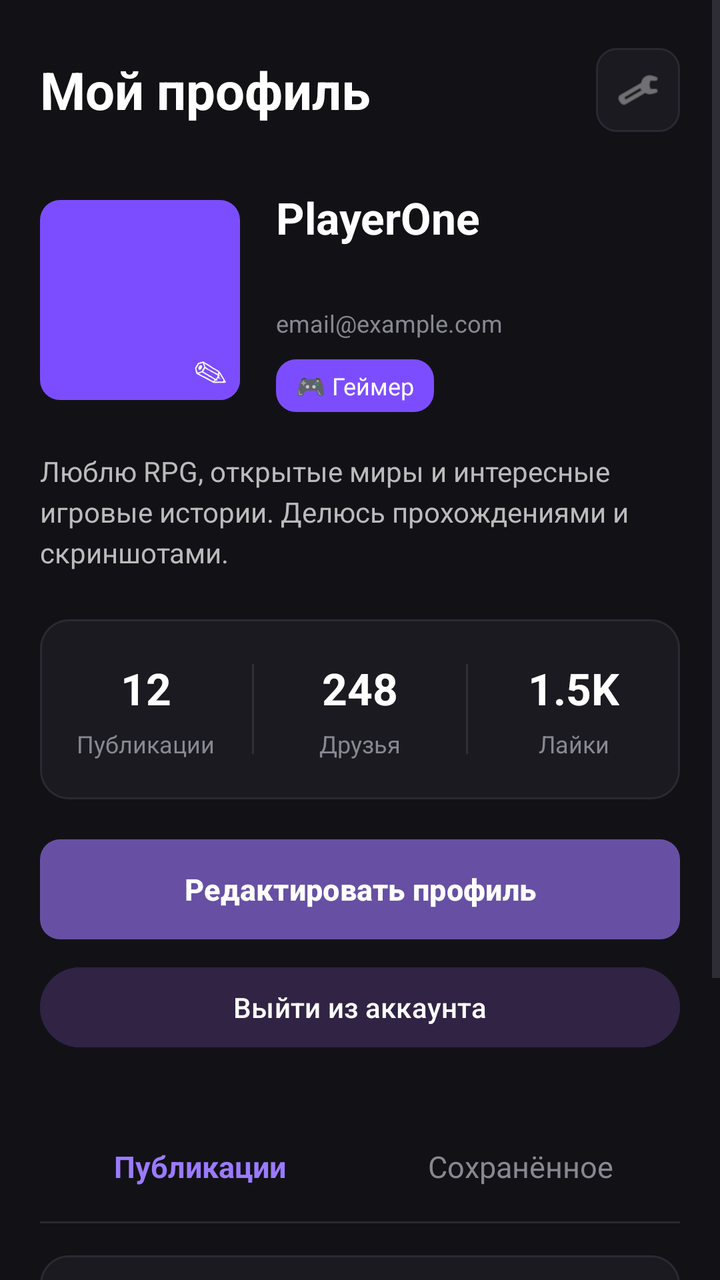
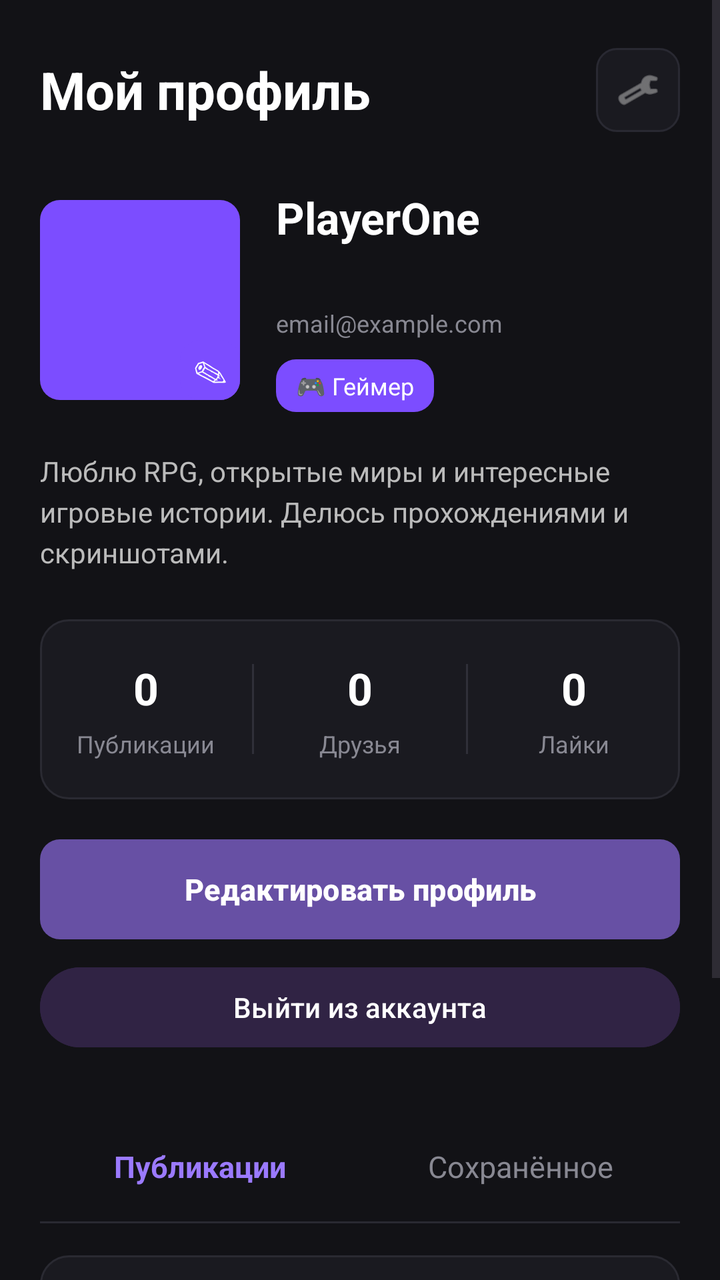

Compare the two renders of this Android layout. The source of the first and the diff that turns it into the second are given below.
<!-- AndroidManifest.xml: application theme Theme.GamerHub -->
<!-- res/layout/screen_profile.xml -->
<?xml version="1.0" encoding="utf-8"?>
<androidx.constraintlayout.widget.ConstraintLayout
    xmlns:android="http://schemas.android.com/apk/res/android"
    xmlns:app="http://schemas.android.com/apk/res-auto"
    android:layout_width="match_parent"
    android:layout_height="match_parent"
    android:background="#121216">

    <ScrollView
        android:layout_width="match_parent"
        android:layout_height="0dp"
        android:fillViewport="true"
        android:clipToPadding="false"
        app:layout_constraintTop_toTopOf="parent"
        app:layout_constraintBottom_toBottomOf="parent">

        <LinearLayout
            android:layout_width="match_parent"
            android:layout_height="wrap_content"
            android:orientation="vertical"
            android:paddingStart="20dp"
            android:paddingEnd="20dp"
            android:paddingTop="24dp"
            android:paddingBottom="30dp">

            

            <LinearLayout
                android:layout_width="match_parent"
                android:layout_height="wrap_content"
                android:gravity="center_vertical"
                android:orientation="horizontal">

                <TextView
                    android:layout_width="0dp"
                    android:layout_height="wrap_content"
                    android:layout_weight="1"
                    android:text="Мой профиль"
                    android:textColor="#FFFFFF"
                    android:textSize="26sp"
                    android:textStyle="bold" />

                <ImageView
                    android:id="@+id/profileSettings"
                    android:layout_width="42dp"
                    android:layout_height="42dp"
                    android:background="@drawable/bg_category"
                    android:contentDescription="Настройки профиля"
                    android:padding="10dp"
                    android:src="@android:drawable/ic_menu_preferences"
                    android:tint="#AAAAAA" />

            </LinearLayout>

            

            <LinearLayout
                android:layout_width="match_parent"
                android:layout_height="wrap_content"
                android:layout_marginTop="28dp"
                android:gravity="center_vertical"
                android:orientation="horizontal">

                <FrameLayout
                    android:layout_width="100dp"
                    android:layout_height="100dp">

                    <ImageView
                        android:id="@+id/profileAvatar"
                        android:layout_width="match_parent"
                        android:layout_height="match_parent"
                        android:background="@drawable/bg_create_button"
                        android:contentDescription="Аватар пользователя"
                        android:padding="3dp"
                        android:scaleType="centerCrop"
                        android:src="@android:drawable/sym_def_app_icon" />

                    <TextView
                        android:layout_width="30dp"
                        android:layout_height="30dp"
                        android:layout_gravity="bottom|end"
                        android:background="@drawable/bg_create_button"
                        android:gravity="center"
                        android:text="✎"
                        android:textColor="#FFFFFF"
                        android:textSize="17sp" />

                </FrameLayout>

                <LinearLayout
                    android:layout_width="0dp"
                    android:layout_height="wrap_content"
                    android:layout_marginStart="18dp"
                    android:layout_weight="1"
                    android:orientation="vertical">

                    <TextView
                        android:id="@+id/profileUsername"
                        android:layout_width="match_parent"
                        android:layout_height="wrap_content"
                        android:text="PlayerOne"
                        android:textColor="#FFFFFF"
                        android:textSize="22sp"
                        android:textStyle="bold" />

                    <TextView
                        android:id="@+id/profileTag"
                        android:layout_width="match_parent"
                        android:layout_height="wrap_content"
                        android:layout_marginTop="5dp"
                        android:text=""
                        android:textColor="#9B7AFF"
                        android:textSize="14sp" />

                    <TextView
                        android:id="@+id/profileEmail"
                        android:layout_width="match_parent"
                        android:layout_height="wrap_content"
                        android:layout_marginTop="6dp"
                        android:text="email@example.com"
                        android:textColor="#888892"
                        android:textSize="12sp" />


                    <TextView
                        android:layout_width="wrap_content"
                        android:layout_height="wrap_content"
                        android:layout_marginTop="10dp"
                        android:background="@drawable/bg_category_active"
                        android:paddingStart="10dp"
                        android:paddingEnd="10dp"
                        android:paddingTop="5dp"
                        android:paddingBottom="5dp"
                        android:text="🎮 Геймер"
                        android:textColor="#FFFFFF"
                        android:textSize="12sp" />

                </LinearLayout>

            </LinearLayout>

            

            <TextView
                android:id="@+id/profileBio"
                android:layout_width="match_parent"
                android:layout_height="wrap_content"
                android:layout_marginTop="20dp"
                android:text="Люблю RPG, открытые миры и интересные игровые истории. Делюсь прохождениями и скриншотами."
                android:textColor="#BBBBBB"
                android:textSize="14sp"
                android:lineSpacingExtra="4dp" />

            

            <LinearLayout
                android:layout_width="match_parent"
                android:layout_height="90dp"
                android:layout_marginTop="24dp"
                android:background="@drawable/bg_search"
                android:gravity="center"
                android:orientation="horizontal">

                <LinearLayout
                    android:layout_width="0dp"
                    android:layout_height="wrap_content"
                    android:layout_weight="1"
                    android:gravity="center"
                    android:orientation="vertical">

                    <TextView
                        android:id="@+id/profilePostsCount"
                        android:layout_width="wrap_content"
                        android:layout_height="wrap_content"
                        android:text="12"
                        android:textColor="#FFFFFF"
                        android:textSize="22sp"
                        android:textStyle="bold" />

                    <TextView
                        android:layout_width="wrap_content"
                        android:layout_height="wrap_content"
                        android:layout_marginTop="5dp"
                        android:text="Публикации"
                        android:textColor="#888892"
                        android:textSize="12sp" />

                </LinearLayout>

                <View
                    android:layout_width="1dp"
                    android:layout_height="45dp"
                    android:background="#303039" />

                <LinearLayout
                    android:layout_width="0dp"
                    android:layout_height="wrap_content"
                    android:layout_weight="1"
                    android:gravity="center"
                    android:orientation="vertical">

                    <TextView
                        android:id="@+id/profileFriendsCount"
                        android:layout_width="wrap_content"
                        android:layout_height="wrap_content"
                        android:text="248"
                        android:textColor="#FFFFFF"
                        android:textSize="22sp"
                        android:textStyle="bold" />

                    <TextView
                        android:layout_width="wrap_content"
                        android:layout_height="wrap_content"
                        android:layout_marginTop="5dp"
                        android:text="Друзья"
                        android:textColor="#888892"
                        android:textSize="12sp" />

                </LinearLayout>

                <View
                    android:layout_width="1dp"
                    android:layout_height="45dp"
                    android:background="#303039" />

                <LinearLayout
                    android:layout_width="0dp"
                    android:layout_height="wrap_content"
                    android:layout_weight="1"
                    android:gravity="center"
                    android:orientation="vertical">

                    <TextView
                        android:id="@+id/profileLikesCount"
                        android:layout_width="wrap_content"
                        android:layout_height="wrap_content"
                        android:text="1.5K"
                        android:textColor="#FFFFFF"
                        android:textSize="22sp"
                        android:textStyle="bold" />

                    <TextView
                        android:layout_width="wrap_content"
                        android:layout_height="wrap_content"
                        android:layout_marginTop="5dp"
                        android:text="Лайки"
                        android:textColor="#888892"
                        android:textSize="12sp" />

                </LinearLayout>

            </LinearLayout>

            

            <Button
                android:id="@+id/editProfileButton"
                android:layout_width="match_parent"
                android:layout_height="50dp"
                android:layout_marginTop="20dp"
                android:background="@drawable/bg_create_button"
                android:text="Редактировать профиль"
                android:textAllCaps="false"
                android:textColor="#FFFFFF"
                android:textSize="15sp"
                android:textStyle="bold" />


            <Button
                android:id="@+id/logoutButton"
                android:layout_width="match_parent"
                android:layout_height="48dp"
                android:layout_marginTop="10dp"
                android:backgroundTint="#302344"
                android:text="Выйти из аккаунта"
                android:textAllCaps="false"
                android:textColor="#FFFFFF"
                android:textSize="14sp" />


            

            <LinearLayout
                android:layout_width="match_parent"
                android:layout_height="55dp"
                android:layout_marginTop="28dp"
                android:orientation="horizontal">

                <TextView
                    android:id="@+id/profilePostsTab"
                    android:layout_width="0dp"
                    android:layout_height="match_parent"
                    android:layout_weight="1"
                    android:gravity="center"
                    android:text="Публикации"
                    android:textColor="#9B7AFF"
                    android:textSize="15sp"
                    android:textStyle="bold" />

                <TextView
                    android:id="@+id/profileSavedTab"
                    android:layout_width="0dp"
                    android:layout_height="match_parent"
                    android:layout_weight="1"
                    android:gravity="center"
                    android:text="Сохранённое"
                    android:textColor="#888892"
                    android:textSize="15sp" />

            </LinearLayout>

            <View
                android:layout_width="match_parent"
                android:layout_height="1dp"
                android:background="#292932" />

            


            <LinearLayout
                android:layout_width="match_parent"
                android:layout_height="180dp"
                android:layout_marginTop="16dp"
                android:background="@drawable/bg_search"
                android:gravity="center"
                android:orientation="vertical"
                android:padding="20dp">

                <TextView
                    android:id="@+id/profilePostsEmpty"
                    android:layout_width="match_parent"
                    android:layout_height="wrap_content"
                    android:gravity="center"
                    android:text="📝"
                    android:textColor="#FFFFFF"
                    android:textSize="32sp" />

                <TextView
                    android:id="@+id/profileEmptyMessage"
                    android:layout_width="match_parent"
                    android:layout_height="wrap_content"
                    android:layout_marginTop="12dp"
                    android:gravity="center"
                    android:text="У тебя пока нет публикаций"
                    android:textColor="#AAAAAA"
                    android:textSize="14sp" />

            </LinearLayout>


        </LinearLayout>

    </ScrollView>

</androidx.constraintlayout.widget.ConstraintLayout>
<!-- resources referenced by this layout -->
<resources>
  <!-- drawable bg_category (drawable) -->
  <?xml version="1.0" encoding="utf-8"?>
  <shape xmlns:android="http://schemas.android.com/apk/res/android"
      android:shape="rectangle">
  
      <solid android:color="#1A1A20" />
  
      <corners android:radius="10dp" />
  
      <stroke
          android:width="1dp"
          android:color="#292932" />
  
  </shape>
  <!-- drawable bg_category_active (drawable) -->
  <?xml version="1.0" encoding="utf-8"?>
  <shape xmlns:android="http://schemas.android.com/apk/res/android"
      android:shape="rectangle">
  
      <solid android:color="#7C4DFF" />
  
      <corners android:radius="10dp" />
  
  </shape>
  <!-- drawable bg_create_button (drawable) -->
  <?xml version="1.0" encoding="utf-8"?>
  <shape xmlns:android="http://schemas.android.com/apk/res/android">
      <solid android:color="#9B5CFF" />
  
      <corners android:radius="10dp" />
  
      <solid android:color="#7C4DFF" />
  
  </shape>
  <!-- drawable bg_search (drawable) -->
  <?xml version="1.0" encoding="utf-8"?>
  <shape xmlns:android="http://schemas.android.com/apk/res/android"
      android:shape="rectangle">
  
      <solid android:color="#1A1A20" />
  
      <corners android:radius="14dp" />
  
      <stroke
          android:width="1dp"
          android:color="#2A2A32" />
  
  </shape>
  <style name="Theme.GamerHub" parent="Base.Theme.GamerHub" />
  <style name="Base.Theme.GamerHub" parent="Theme.Material3.DayNight.NoActionBar">
          
          
      </style>
</resources>

<!-- the commit's change to res/layout/screen_profile.xml (unified diff, before → after) -->
@@ -172,7 +172,7 @@
                         android:id="@+id/profilePostsCount"
                         android:layout_width="wrap_content"
                         android:layout_height="wrap_content"
-                        android:text="12"
+                        android:text="0"
                         android:textColor="#FFFFFF"
                         android:textSize="22sp"
                         android:textStyle="bold" />
@@ -203,7 +203,7 @@
                         android:id="@+id/profileFriendsCount"
                         android:layout_width="wrap_content"
                         android:layout_height="wrap_content"
-                        android:text="248"
+                        android:text="0"
                         android:textColor="#FFFFFF"
                         android:textSize="22sp"
                         android:textStyle="bold" />
@@ -234,7 +234,7 @@
                         android:id="@+id/profileLikesCount"
                         android:layout_width="wrap_content"
                         android:layout_height="wrap_content"
-                        android:text="1.5K"
+                        android:text="0"
                         android:textColor="#FFFFFF"
                         android:textSize="22sp"
                         android:textStyle="bold" />
